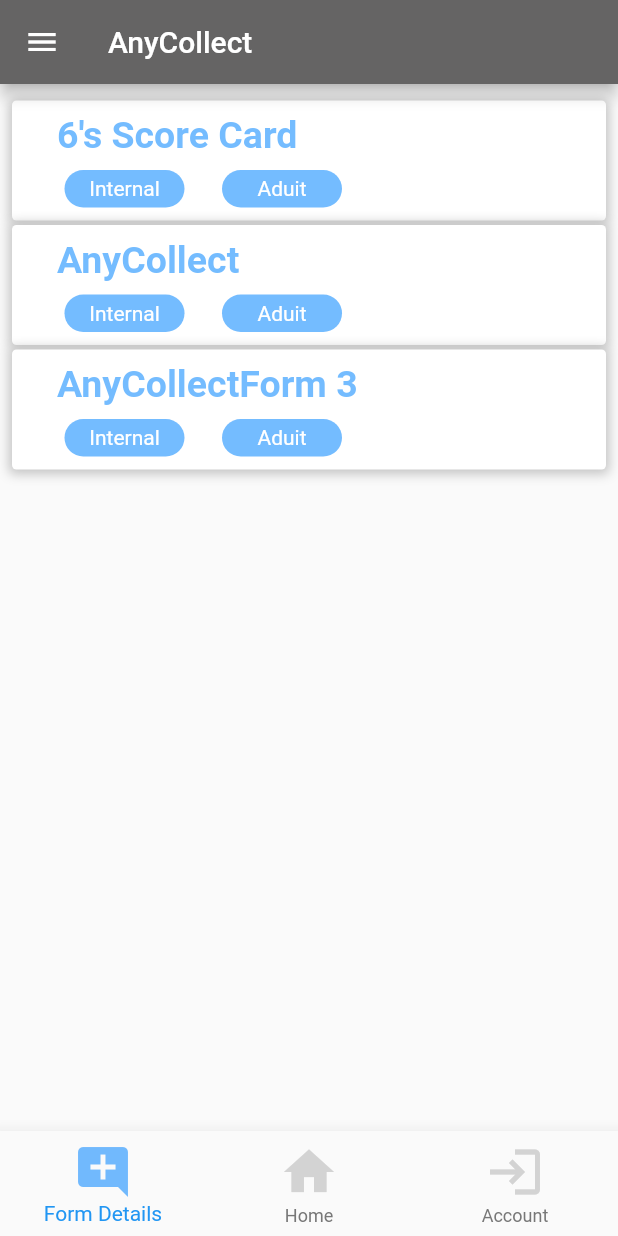
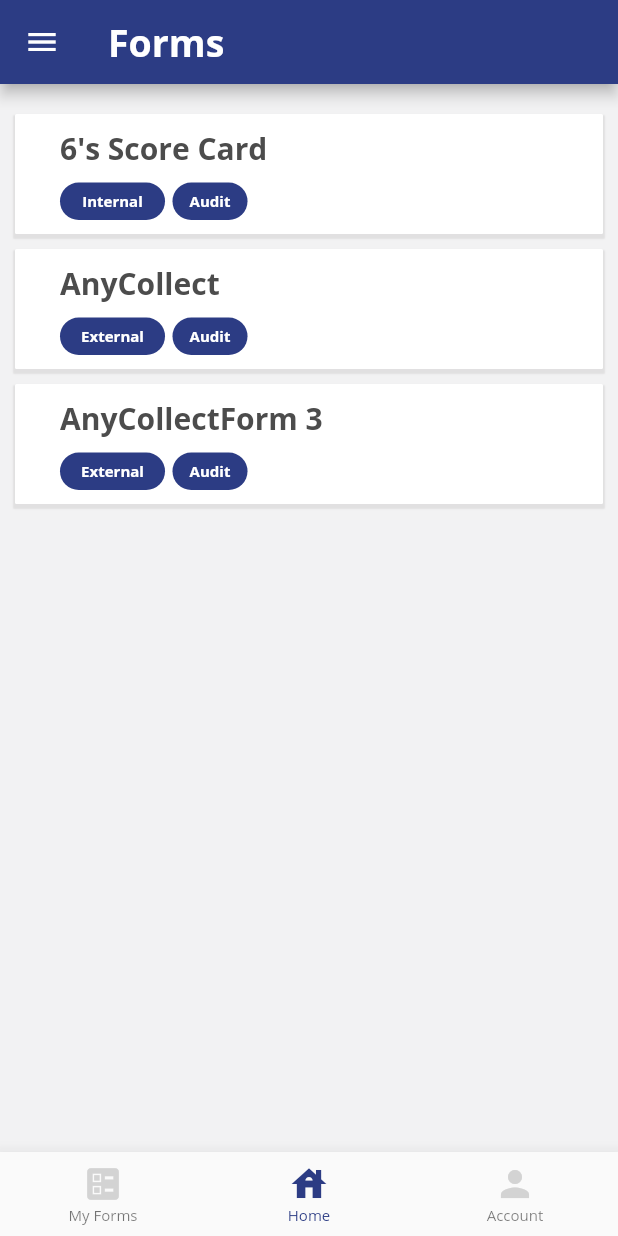
Before and after one commit to Ravishankarpi/AnyCollect, a Flutter app: the screen it shows after launch, on a phone screen of 412 x 824 dp. Run offline on Flutter 3.47's test engine with Material 2 defaults, Android fonts, the phone set to English and light mode, and no system bars; our stand-ins replace csv, fluttertoast, google_fonts, image_picker, pdf, sensors_plus and 2 more; missing offline and left inert: excel, universal_html.

Commit message:
Menu and appBasr modification

```diff
--- a/lib/controls/bottom_navigator.dart
+++ b/lib/controls/bottom_navigator.dart
@@ -1,17 +1,40 @@
 import 'package:flutter/material.dart';
+import 'package:flutter_dev/screens/chooseforms.dart';
+import 'package:flutter_dev/screens/formdetails.dart';
+import 'package:flutter_dev/screens/login_screen.dart';
 
 class BottomNavigator extends StatefulWidget {
-  const BottomNavigator({Key key}) : super(key: key);
+  int Index;
+  Function callback;
+  // ignore: use_key_in_widget_constructors
+  BottomNavigator({this.Index, this.callback}) : super();
   @override
   BottomNavigatorState createState() => BottomNavigatorState();
 }
 
 class BottomNavigatorState extends State<BottomNavigator> {
   BottomNavigatorState() : super();
-  int selectedIndex = 0;
+   int selectedIndex = 1;
+  onTabClick(int index) {
+    switch (index) {
+      case 0:
+        {
+          widget.callback(index);
+          break;
+        }
+      case 1:
+        {
+          widget.callback(index);
+          break;
+        }
+      case 2:
+        {
+          widget.callback(index);
+          break;
+        }
+    }
+    var isPortrait = MediaQuery.of(context).orientation == Orientation.portrait;
 
-  onTabClick(int index) {
-    var isPortrait = MediaQuery.of(context).orientation == Orientation.portrait;
     setState(() {
       selectedIndex = index;
     });
@@ -20,29 +43,70 @@ class BottomNavigatorState extends State<BottomNavigator> {
 
   @override
   Widget build(BuildContext context) {
+    print("Test${widget.Index}");
     return BottomNavigationBar(
-      backgroundColor: Colors.black,
-      unselectedItemColor: Colors.grey,
-      items: const <BottomNavigationBarItem>[
-        BottomNavigationBarItem(
-          icon: Icon(
-            Icons.home,
-            color: Colors.grey,
-          ),
-          label: 'Home',
-        ),
-        BottomNavigationBarItem(
-          icon: Icon(Icons.business, color: Colors.grey),
-          label: 'Business',
-        ),
-        BottomNavigationBarItem(
-          icon: Icon(Icons.school, color: Colors.grey),
-          label: 'School',
-        ),
-      ],
-      currentIndex: selectedIndex,
-      selectedItemColor: Colors.white,
-      onTap: onTabClick,
-    );
+        onTap: (value) => {onTabClick(value)},
+        elevation: 10,
+        iconSize: 28,
+        // unselectedItemColor: const Color(0xFF4c4c4c),
+        selectedItemColor: const Color(0xFF2c3c84),
+        currentIndex: selectedIndex,
+        selectedLabelStyle: TextStyle(fontFamily: "OpenSans"),
+        unselectedLabelStyle: TextStyle(fontFamily: "OpenSans"),
+        selectedFontSize: 10,
+        unselectedFontSize: 10,
+        items: [
+          BottomNavigationBarItem(
+              label: "My Forms",
+              icon: Icon(
+                Icons.ballot,
+                color: selectedIndex == 0
+                    ? Color(0xFF2c3c84)
+                    : Color.fromARGB(200, 200, 200, 200),
+              )),
+          BottomNavigationBarItem(
+              label: "Home",
+              icon: Icon(
+                Icons.house_sharp,
+                color: selectedIndex == 1
+                    ? Color(0xFF2c3c84)
+                    : Color.fromARGB(200, 200, 200, 200),
+              )),
+          BottomNavigationBarItem(
+              label: "Account",
+              icon: Icon(
+                Icons.person,
+                color: selectedIndex == 2
+                    ? Color(0xFF2c3c84)
+                    : Color.fromARGB(200, 200, 200, 200),
+              ))
+        ]);
   }
 }
+
+
+  //   BottomNavigationBar(
+  //     backgroundColor: Colors.black,
+  //     unselectedItemColor: Colors.grey,
+  //     items: const <BottomNavigationBarItem>[
+  //       BottomNavigationBarItem(
+  //         icon: Icon(
+  //           Icons.home,
+  //           color: Colors.grey,
+  //         ),
+  //         label: 'Home',
+  //       ),
+  //       BottomNavigationBarItem(
+  //         icon: Icon(Icons.business, color: Colors.grey),
+  //         label: 'Business',
+  //       ),
+  //       BottomNavigationBarItem(
+  //         icon: Icon(Icons.school, color: Colors.grey),
+  //         label: 'School',
+  //       ),
+  //     ],
+  //     currentIndex: selectedIndex,
+  //     selectedItemColor: Colors.white,
+  //     onTap: onTabClick,
+  //   );
+  // }
--- a/lib/main.dart
+++ b/lib/main.dart
@@ -11,6 +11,8 @@ import 'package:flutter_dev/provider/service.dart';
 import 'package:flutter_dev/screens/chooseforms.dart';
 import 'package:flutter_dev/screens/custom_fields.dart';
 import 'package:flutter_dev/screens/dynamicForm.dart';
+import 'package:flutter_dev/screens/formdetails.dart';
+import 'package:flutter_dev/screens/homepage.dart';
 import 'package:flutter_dev/screens/json_to_document.dart';
 import 'package:flutter_dev/screens/local_storage_test.dart';
 import 'package:flutter_dev/screens/login_screen.dart';
@@ -156,6 +158,7 @@ class _State extends State<MyStatefulWidget> with ChangeNotifier {
     //             //     subject: "Ravi PDF Test");
     //           })));
 
-    return const ChooseForms();
+    // return const FormDetials();
+    return HomePages();
   }
 }
--- a/lib/screens/chooseforms.dart
+++ b/lib/screens/chooseforms.dart
@@ -1,11 +1,14 @@
 import 'package:excel/excel.dart';
 import 'package:flutter/material.dart';
 import 'package:flutter/services.dart';
+import 'package:flutter_dev/controls/bottom_navigator.dart';
 import 'package:flutter_dev/controls/label.dart';
 import 'package:flutter_dev/controls/nav_drawer.dart';
 import 'package:flutter_dev/model/formJson.dart';
+import 'package:flutter_dev/screens/drawer.dart';
 import 'package:flutter_dev/screens/dynamicForm.dart';
 import 'package:flutter_dev/utils/constants.dart';
+import 'package:google_fonts/google_fonts.dart';
 
 class ChooseForms extends StatefulWidget {
   const ChooseForms({Key key}) : super(key: key);
@@ -46,7 +49,7 @@ class _ChooseFormsState extends State<ChooseForms> {
 
            tempFormArr.asMap().forEach((key, value) {
             //  if(data.length == 0)
-             data.add(SizedBox(height: 3,));
+             data.add(SizedBox(height: 10,));
              data.add(
                 GestureDetector(
                   onTap: () => {
@@ -68,47 +71,55 @@ class _ChooseFormsState extends State<ChooseForms> {
                                   padding: EdgeInsets.only(
                                       left: 30, right: 10, top: 0, bottom: 0),
                                   child: Text(
-                                    tempFormArr[key].label,
-                                    style: TextStyle(
-                                        fontSize: 25,
+                                    value.label,
+                                    style: GoogleFonts.openSans(textStyle: TextStyle(
+                                        fontSize: 20,
                                         fontWeight: FontWeight.bold,
-                                        color: Color.fromARGB(141, 3, 133, 255)),
+                                        color: Color(0xFF4c4c4c)),)
                                   ),
                                 ),
+
                                Row(
                                   crossAxisAlignment: CrossAxisAlignment.start,
                                   mainAxisAlignment: MainAxisAlignment.start,
-                                  mainAxisSize: MainAxisSize.min,
+                                  // mainAxisSize: MainAxisSize.min,
                                   children: <Widget>[
-                                    SizedBox(width: 35,),
+                                    SizedBox(width: 30,),
                                     GestureDetector(
                                       onTap: () => {
-                                        debugPrint("Aduit"),
-                                        debugPrint("Aduit")
+
                                       },
                                       child: Container(
                                         height: 25,
-                                        width: 80,
+                                        width: 70,
                                         // color: Color.fromARGB(255, 0, 119, 255),
                                         alignment: Alignment.center,
                                         //  padding: EdgeInsets.only(left: 5),
                                         child: Text(
-                                          "Internal",
-                                          style: TextStyle(color: Colors.white),
+                                          key == 0 ?"Internal" : "External",
+                                          style: GoogleFonts.openSans(textStyle: TextStyle(
+                                            color: Colors.white,
+                                        fontSize: 10,
+                                        fontWeight: FontWeight.bold,)
+                                  ),
                                         ),
                                         decoration: rTileTagDecorationStyles,
                                       ),
                                     ),
-                                    SizedBox(width: 25,),
+                                    SizedBox(width: 5,),
                                     GestureDetector(
-                                      onTap: () => {print("Aduit")},
+                                      onTap: () => {},
                                       child: Container(
                                         height: 25,
-                                        width: 80,
+                                        width: 50,
                                         //  padding: EdgeInsets.only(left: 5),
                                         child: Text(
-                                          "Aduit",
-                                          style: TextStyle(color: Colors.white),
+                                          "Audit",
+                                          style: GoogleFonts.openSans(textStyle: const TextStyle(
+                                            color: Colors.white,
+                                        fontSize: 10,
+                                        fontWeight: FontWeight.bold,)
+                                  ),
                                         ),
                                         alignment: Alignment.center,
                                         decoration: rTileTagDecorationStyles,
@@ -127,18 +138,16 @@ class _ChooseFormsState extends State<ChooseForms> {
              );
            });
 
+// GridView(gridDelegate: "g",
+// children:
+//   List.generate(tempFormArr.length, (index) {
+//                 return Center(
+//                   child:Text(""),
 
-
-
-
-            //  List.generate(tempFormArr.length, (index) {
-            //     return Center(
-            //       child:
-
-            //     );
-            //   }
-
-
+//                 );
+//               }
+//               ),
+// );
 
   //  data.insert(0, Center(
   //     child: SizedBox(height: 10,)
@@ -160,14 +169,19 @@ class _ChooseFormsState extends State<ChooseForms> {
     queryData = MediaQuery.of(context);
 
     return Scaffold(
-        drawer: NavDrawer(),
-        appBar: AppBar(
-          backgroundColor: Color.fromRGBO(101, 100, 100, 400),
-          title: const Text('AnyCollect'),
-        ),
+        // drawer: buildDrawer(true),
+        backgroundColor: Color.fromRGBO(242,242,243, 5),
+        // // backgroundColor: const Color(0xFF2c3c84),
+        // appBar: AppBar(
+          // backgroundColor: const Color(0xFF2c3c84),
+        //   title: Text('Forms', style: GoogleFonts.openSans(textStyle: TextStyle(
+        //                                     color: Colors.white,
+        //                                 fontSize: 25,
+        //                                 fontWeight: FontWeight.bold,),),
+        // ),),
         body: SingleChildScrollView(
           child: SafeArea(
-            minimum : EdgeInsets.all(8),
+            minimum : EdgeInsets.all(10),
             child: Container(
               color: Colors.transparent,
               // color: const Color.fromARGB(255, 255, 255, 255),
@@ -183,22 +197,10 @@ class _ChooseFormsState extends State<ChooseForms> {
             ),
           ),
         ),
-        bottomNavigationBar: BottomNavigationBar(
-          onTap: (value) => {
-            onPressBottonNavication(value),
-          },
-        elevation : 10,
-        iconSize : 40,
-        unselectedItemColor : Color.fromARGB(223, 100, 100, 100),
-        currentIndex : _page,
-          items : [new BottomNavigationBarItem(label: "Form Details",
-            icon: Icon(Icons.add_comment, color: this._page == 0 ? Color.fromARGB(141, 3, 133, 255) : Color.fromARGB(200, 200, 200, 200) , )
-          ),new BottomNavigationBarItem(label: "Home",
-            icon: Icon(Icons.home, color: this._page == 1 ? Color.fromARGB(141, 3, 133, 255) : Color.fromARGB(200, 200, 200, 200) , )
-          ),new BottomNavigationBarItem(label: "Account",
-            icon: Icon(Icons.login, color: this._page == 2 ? Color.fromARGB(141, 3, 133, 255) : Color.fromARGB(200, 200, 200, 200) , )
-          )]
-        ),
+
+        // bottomNavigationBar:  BottomNavigator(Index: 1),
+
+
         );
   }
 }
--- a/lib/screens/drawer.dart
+++ b/lib/screens/drawer.dart
@@ -7,26 +7,38 @@ Widget buildDrawer(bool isDrawer){
       child: ListView(
         children: [
           UserAccountsDrawerHeader(
-            accountName: Text('Oflutter.com'),
-            accountEmail: Text('example@gmail.com'),
+            accountName: Text('anycollect.com'),
+            accountEmail: Text('forms@anycollect.com'),
             currentAccountPicture: CircleAvatar(
+               backgroundColor: Color.fromARGB(22, 0, 0, 0),
               child: ClipOval(
-                child: Image.network(
-                  'https://oflutter.com/wp-content/uploads/2021/02/girl-profile.png',
-                  fit: BoxFit.cover,
-                  width: 90,
-                  height: 90,
+                child: Container(
+                  alignment: Alignment.center,
+                  child: Icon(Icons.person, size: 70,),)
+                  // child: Image(image: AssetImage('assets/images/onboarding0.png'),))
                 ),
               ),
-            ),
-            decoration: BoxDecoration(
-              color: Colors.blue,
-              image: DecorationImage(
-                fit: BoxFit.fill,
-                image: NetworkImage('https://oflutter.com/wp-content/uploads/2021/02/profile-bg3.jpg')
-              ),
+             decoration: BoxDecoration(
+              color: Color(0xFF2c3c84),
+              // image: DecorationImage(
+              //   fit: BoxFit.fill,
+              //   image: AssetImage('assets/images/onboarding0.png')
+              //   // NetworkImage('https://oflutter.com/wp-content/uploads/2021/02/profile-bg3.jpg')
+              // ),
             ),
           ),
+          // Container(
+          //   height: 150,
+          //   width: 150,
+          //    decoration: BoxDecoration(
+          //     color: Color.fromARGB(181, 88, 93, 93),
+          //     image: DecorationImage(
+          //       fit: BoxFit.fill,
+          //       image: AssetImage('assets/images/onboarding0.png')
+          //       // NetworkImage('https://oflutter.com/wp-content/uploads/2021/02/profile-bg3.jpg')
+          //     ),
+          //   ),
+          // )
         ],
       ),
     );
--- /dev/null
+++ b/lib/screens/homepage.dart
@@ -0,0 +1,96 @@
+import 'package:excel/excel.dart';
+import 'package:flutter/material.dart';
+import 'package:flutter/services.dart';
+import 'package:flutter_dev/controls/bottom_navigator.dart';
+import 'package:flutter_dev/controls/label.dart';
+import 'package:flutter_dev/controls/nav_drawer.dart';
+import 'package:flutter_dev/model/formJson.dart';
+import 'package:flutter_dev/screens/chooseforms.dart';
+import 'package:flutter_dev/screens/drawer.dart';
+import 'package:flutter_dev/screens/dynamicForm.dart';
+import 'package:flutter_dev/screens/formdetails.dart';
+import 'package:flutter_dev/screens/login_screen.dart';
+import 'package:flutter_dev/utils/constants.dart';
+import 'package:google_fonts/google_fonts.dart';
+
+class HomePages extends StatefulWidget {
+  const HomePages({Key key}) : super(key: key);
+
+  @override
+  _HomePageState createState() => _HomePageState();
+}
+
+class _HomePageState extends State<HomePages> {
+
+
+  List<AnyCollectForms> tempFormArr = [
+    AnyCollectForms(label: "6's Score Card", formId: "6sSoreCard"),
+    AnyCollectForms(label: "AnyCollect", formId: "AnyCollect"),
+    AnyCollectForms(label: "AnyCollectForm 3", formId: "AnyCollectForm3"),
+    AnyCollectForms(label: "6's Score Card", formId: "6sSoreCard"),
+  ];
+
+  AnyCollectForms anyCollectForms;
+  int Index = 1;
+  @override
+  void initState() {
+    super.initState();
+  }
+
+  changeScreen(int index,AnyCollectForms anyCollectForms) {
+    switch (index) {
+      case 0:
+        {
+          return FormDetials();
+          // Navigator.of(context)
+          //     .push(MaterialPageRoute(builder: (context) => FormDetials()));
+          break;
+        }
+      case 1:
+        {
+          return ChooseForms();
+          // Navigator.of(context)
+          //     .push(MaterialPageRoute(builder: (context) => ChooseForms()));
+
+          break;
+        }
+      case 2:
+        {
+          return LoginScreen();
+          // Navigator.of(context)
+          //     .push(MaterialPageRoute(builder: (context) => LoginScreen()));
+          break;
+        }
+    }
+  }
+
+  @override
+  Widget build(BuildContext context) {
+    MediaQueryData queryData;
+    queryData = MediaQuery.of(context);
+    // int _string = 1;
+
+    return Scaffold(
+      drawer: buildDrawer(true),
+      backgroundColor: Color.fromRGBO(242, 242, 243, 5),
+      // backgroundColor: const Color(0xFF2c3c84),
+      appBar: AppBar(
+        backgroundColor: const Color(0xFF2c3c84),
+        title: Text(
+          Index == 0 ? "6's Score Card" : "Forms",
+          style: GoogleFonts.openSans(
+            textStyle: TextStyle(
+              color: Colors.white,
+              fontSize: 25,
+              fontWeight: FontWeight.bold,
+            ),
+          ),
+        ),
+      ),
+      body: changeScreen(Index, anyCollectForms),
+      bottomNavigationBar: BottomNavigator(
+          callback: (val) => {
+            setState(() => Index = val)}),
+    );
+  }
+}
--- a/lib/utils/constants.dart
+++ b/lib/utils/constants.dart
@@ -43,19 +43,33 @@ final rBoxDecorationStyles = BoxDecoration(
 
 final rTileBoxDecorationStyles = BoxDecoration(
   color: Color.fromARGB(255, 255, 255, 255),
-  borderRadius: BorderRadius.circular(3),
+  borderRadius: BorderRadius.circular(1),
   boxShadow: [
     BoxShadow(
-      color: Color.fromARGB(255, 194, 194, 194),
-      blurRadius: 6.0,
-      spreadRadius : 2.0,
-      offset: Offset(0, 1),
+      color: Color.fromARGB(126, 207, 206, 206),
+      blurRadius: 0.1,
+      spreadRadius : 1.0,
+      offset: Offset(0, 2),
     ),
   ],
 );
 final rTileTagDecorationStyles = BoxDecoration(
-  color: Color.fromARGB(141, 3, 133, 255),
+  color: Color(0xFF2c3c84),
   borderRadius: BorderRadius.circular(15),
+  boxShadow: [
+    BoxShadow(
+      color: Color.fromARGB(255, 255, 255, 255),
+      // blurRadius: 6.0,
+      // spreadRadius : 2.0,
+      // offset: Offset(0, 1),
+    ),
+  ],
+);
+
+final rTileStatusTagDecorationStyles = BoxDecoration(
+  // color: Color(0xFF2c3c84),
+  borderRadius: BorderRadius.circular(15),
+  border: Border.all(width: 1.0, color: Color(0xFF2c3c84)),
   boxShadow: [
     BoxShadow(
       color: Color.fromARGB(255, 255, 255, 255),
--- a/pubspec.yaml
+++ b/pubspec.yaml
@@ -61,6 +61,8 @@ dependencies:
   excel: 2.0.0-null-safety-3
   csv: ^5.0.1
   fluttertoast: ^8.0.8
+  collection: ^1.15.0
+  google_fonts: ^2.3.1
 
 dev_dependencies:
   flutter_test:
```
Also changed, not shown: lib/screens/formdetails.dart (added, +225 -0 lines), pubspec.lock.
